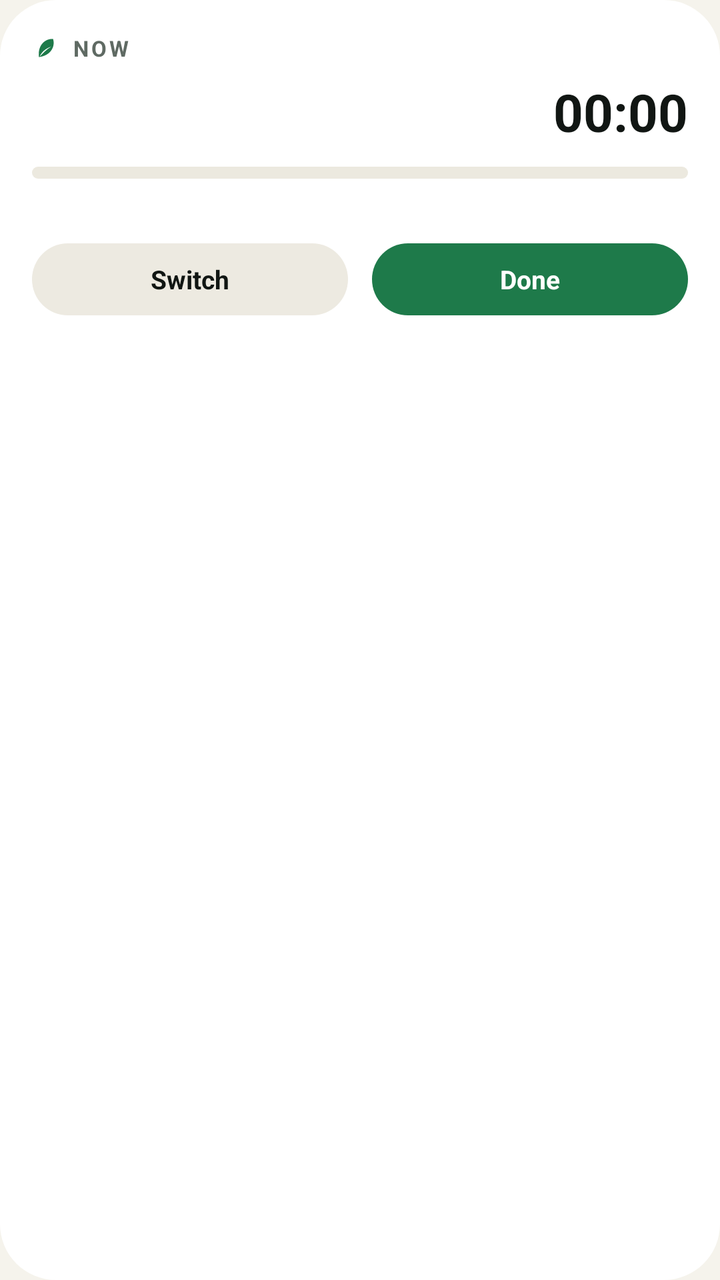
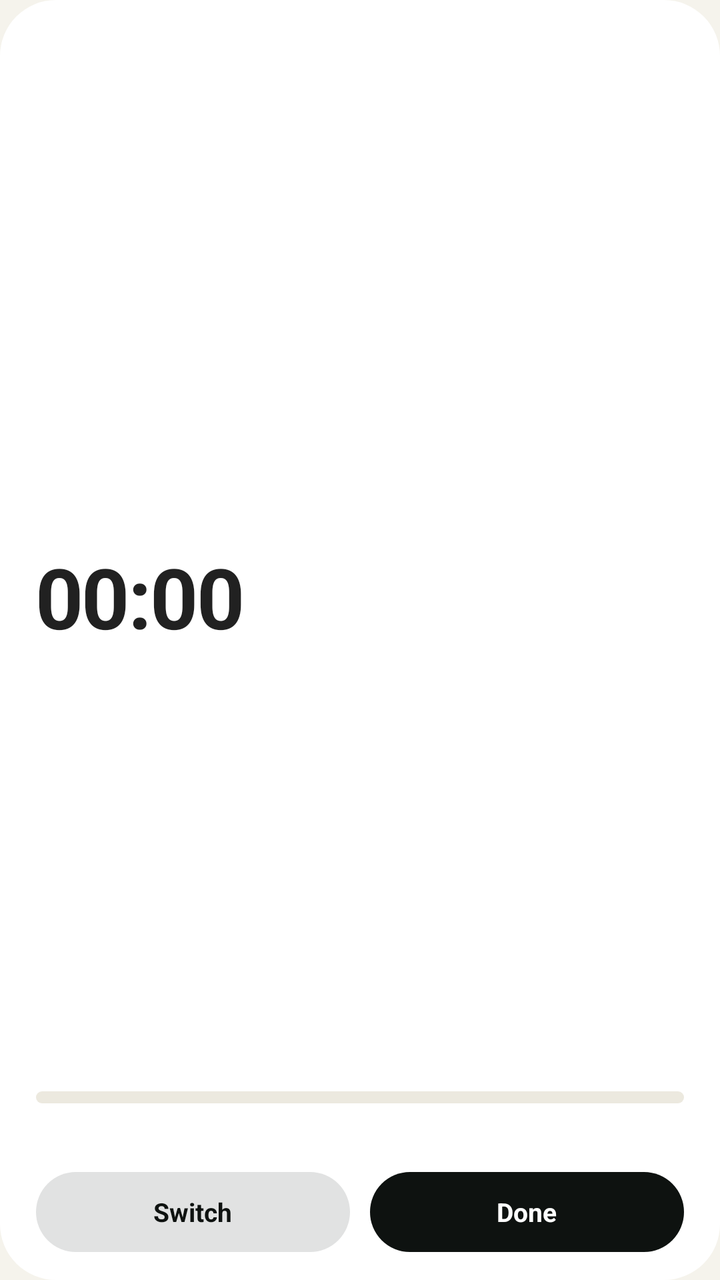

Two renders of the same Android screen: before a commit and after it. Below are the layout's source before the change and the commit's diff.
<!-- AndroidManifest.xml: application theme Theme.Seeds -->
<!-- res/layout/widget_now.xml -->
<?xml version="1.0" encoding="utf-8"?>
<LinearLayout xmlns:android="http://schemas.android.com/apk/res/android"
    android:id="@+id/root"
    android:layout_width="match_parent"
    android:layout_height="match_parent"
    android:background="@drawable/widget_bg"
    android:orientation="vertical"
    android:padding="16dp">

    <LinearLayout
        android:layout_width="match_parent"
        android:layout_height="wrap_content"
        android:gravity="center_vertical"
        android:orientation="horizontal">

        <ImageView
            android:layout_width="14dp"
            android:layout_height="14dp"
            android:contentDescription="@null"
            android:src="@drawable/ic_seeds_mark_brand" />

        <TextView
            android:id="@+id/label"
            android:layout_width="0dp"
            android:layout_height="wrap_content"
            android:layout_marginStart="6dp"
            android:layout_weight="1"
            android:letterSpacing="0.12"
            android:text="NOW"
            android:textColor="@color/widget_muted"
            android:textSize="11sp"
            android:textStyle="bold" />

        <TextView
            android:id="@+id/money"
            android:layout_width="wrap_content"
            android:layout_height="24dp"
            android:layout_marginEnd="8dp"
            android:background="@drawable/widget_money_pill"
            android:gravity="center"
            android:paddingHorizontal="10dp"
            android:textColor="#FF0E1210"
            android:textSize="11sp"
            android:textStyle="bold"
            android:visibility="gone" />

        <TextView
            android:id="@+id/score"
            android:layout_width="wrap_content"
            android:layout_height="wrap_content"
            android:textColor="@color/widget_ink"
            android:textSize="12sp"
            android:textStyle="bold" />
    </LinearLayout>

    <LinearLayout
        android:layout_width="match_parent"
        android:layout_height="wrap_content"
        android:layout_marginTop="6dp"
        android:gravity="center_vertical"
        android:orientation="horizontal">

        <ImageView
            android:id="@+id/dot"
            android:layout_width="10dp"
            android:layout_height="10dp"
            android:contentDescription="@null"
            android:src="@drawable/widget_dot" />

        <TextView
            android:id="@+id/seed_name"
            android:layout_width="0dp"
            android:layout_height="wrap_content"
            android:layout_marginStart="8dp"
            android:layout_weight="1"
            android:ellipsize="end"
            android:maxLines="1"
            android:textColor="@color/widget_ink"
            android:textSize="15sp"
            android:textStyle="bold" />

        <Chronometer
            android:id="@+id/timer"
            android:layout_width="wrap_content"
            android:layout_height="wrap_content"
            android:fontFeatureSettings="tnum"
            android:textColor="@color/widget_ink"
            android:textSize="26sp"
            android:textStyle="bold" />
    </LinearLayout>

    <ProgressBar
        android:id="@+id/progress"
        style="@android:style/Widget.ProgressBar.Horizontal"
        android:layout_width="match_parent"
        android:layout_height="6dp"
        android:layout_marginTop="10dp"
        android:max="1000"
        android:progressDrawable="@drawable/widget_progress" />

    <TextView
        android:id="@+id/detail"
        android:layout_width="match_parent"
        android:layout_height="wrap_content"
        android:layout_marginTop="6dp"
        android:ellipsize="end"
        android:maxLines="1"
        android:textColor="@color/widget_muted"
        android:textSize="12sp" />

    <LinearLayout
        android:id="@+id/actions_active"
        android:layout_width="match_parent"
        android:layout_height="wrap_content"
        android:layout_marginTop="10dp"
        android:orientation="horizontal">

        <TextView
            android:id="@+id/btn_switch"
            android:layout_width="0dp"
            android:layout_height="36dp"
            android:layout_marginEnd="6dp"
            android:layout_weight="1"
            android:background="@drawable/widget_chip"
            android:gravity="center"
            android:text="Switch"
            android:textColor="@color/widget_ink"
            android:textSize="13sp"
            android:textStyle="bold" />

        <TextView
            android:id="@+id/btn_stop"
            android:layout_width="0dp"
            android:layout_height="36dp"
            android:layout_marginStart="6dp"
            android:layout_weight="1"
            android:background="@drawable/widget_btn_accent"
            android:gravity="center"
            android:text="Done"
            android:textColor="@color/widget_on_accent"
            android:textSize="13sp"
            android:textStyle="bold" />
    </LinearLayout>

    <LinearLayout
        android:id="@+id/actions_idle"
        android:layout_width="match_parent"
        android:layout_height="wrap_content"
        android:layout_marginTop="10dp"
        android:orientation="horizontal"
        android:visibility="gone">

        <TextView
            android:id="@+id/chip1"
            android:layout_width="0dp"
            android:layout_height="36dp"
            android:layout_weight="1"
            android:background="@drawable/widget_chip"
            android:ellipsize="end"
            android:gravity="center"
            android:maxLines="1"
            android:paddingHorizontal="8dp"
            android:textColor="@color/widget_ink"
            android:textSize="12sp"
            android:textStyle="bold" />

        <TextView
            android:id="@+id/chip2"
            android:layout_width="0dp"
            android:layout_height="36dp"
            android:layout_marginStart="6dp"
            android:layout_weight="1"
            android:background="@drawable/widget_chip"
            android:ellipsize="end"
            android:gravity="center"
            android:maxLines="1"
            android:paddingHorizontal="8dp"
            android:textColor="@color/widget_ink"
            android:textSize="12sp"
            android:textStyle="bold" />

        <TextView
            android:id="@+id/chip3"
            android:layout_width="0dp"
            android:layout_height="36dp"
            android:layout_marginStart="6dp"
            android:layout_weight="1"
            android:background="@drawable/widget_btn_accent"
            android:gravity="center"
            android:maxLines="1"
            android:text="More"
            android:textColor="@color/widget_on_accent"
            android:textSize="12sp"
            android:textStyle="bold" />
    </LinearLayout>
</LinearLayout>
<!-- resources referenced by this layout -->
<resources>
  <color name="widget_ink">#111613</color>
  <color name="widget_muted">#5F6A63</color>
  <color name="widget_on_accent">#FFFFFF</color>
  <!-- drawable ic_seeds_mark_brand (drawable) -->
  <?xml version="1.0" encoding="utf-8"?>
  <vector xmlns:android="http://schemas.android.com/apk/res/android"
      android:width="24dp" android:height="24dp"
      android:viewportWidth="56" android:viewportHeight="56">
      <group android:translateX="-26" android:translateY="-26">
          <group android:pivotX="54" android:pivotY="54" android:rotation="38">
              <path android:fillColor="@color/widget_accent" android:fillType="evenOdd"
                  android:pathData="M54,31 C67,40 71,60 54,77 C37,60 41,40 54,31 Z M54.6,76 C52,66 54,55 60.5,45.5 C56.5,55.5 55.6,65.5 54.6,76 Z" />
          </group>
      </group>
  </vector>
  <!-- drawable widget_bg (drawable) -->
  <?xml version="1.0" encoding="utf-8"?>
  <shape xmlns:android="http://schemas.android.com/apk/res/android" android:shape="rectangle">
      <solid android:color="@color/widget_bg" />
      <corners android:radius="28dp" />
  </shape>
  <!-- drawable widget_btn_accent (drawable) -->
  <?xml version="1.0" encoding="utf-8"?>
  <shape xmlns:android="http://schemas.android.com/apk/res/android" android:shape="rectangle">
      <solid android:color="@color/widget_accent" />
      <corners android:radius="999dp" />
  </shape>
  <!-- drawable widget_chip (drawable) -->
  <?xml version="1.0" encoding="utf-8"?>
  <shape xmlns:android="http://schemas.android.com/apk/res/android" android:shape="rectangle">
      <solid android:color="@color/widget_chip" />
      <corners android:radius="999dp" />
  </shape>
  <!-- drawable widget_dot (drawable) -->
  <?xml version="1.0" encoding="utf-8"?>
  <shape xmlns:android="http://schemas.android.com/apk/res/android" android:shape="oval">
      <solid android:color="#FFFFFFFF" />
      <size android:width="10dp" android:height="10dp" />
  </shape>
  <!-- drawable widget_money_pill (drawable) -->
  <?xml version="1.0" encoding="utf-8"?>
  <shape xmlns:android="http://schemas.android.com/apk/res/android" android:shape="rectangle">
      <solid android:color="#FFFFD166" />
      <corners android:radius="999dp" />
  </shape>
  <style name="Theme.Seeds" parent="android:Theme.Material.Light.NoActionBar">
          <item name="android:windowBackground">@color/seeds_paper</item>
          <item name="android:statusBarColor">@android:color/transparent</item>
          <item name="android:navigationBarColor">@android:color/transparent</item>
      </style>
  <color name="widget_accent">#1E7A4A</color>
  <color name="widget_bg">#FFFFFF</color>
  <color name="widget_chip">#EDEAE1</color>
  <color name="widget_track">#ECE9DF</color>
  <color name="seeds_paper">#F5F3EC</color>
  <!-- unchanged entries left out for length: 1 -->
</resources>

<!-- the commit's change to res/layout/widget_now.xml (unified diff, before → after) -->
@@ -1,196 +1,217 @@
 <?xml version="1.0" encoding="utf-8"?>
-<LinearLayout xmlns:android="http://schemas.android.com/apk/res/android"
-    android:id="@+id/root"
+<FrameLayout xmlns:android="http://schemas.android.com/apk/res/android"
+    android:id="@android:id/background"
     android:layout_width="match_parent"
     android:layout_height="match_parent"
-    android:background="@drawable/widget_bg"
-    android:orientation="vertical"
-    android:padding="16dp">
+    android:clipToOutline="true">
+
+    <ImageView
+        android:id="@+id/bg"
+        android:layout_width="match_parent"
+        android:layout_height="match_parent"
+        android:contentDescription="@null"
+        android:scaleType="fitXY"
+        android:src="@drawable/widget_shape" />
 
     <LinearLayout
         android:layout_width="match_parent"
-        android:layout_height="wrap_content"
-        android:gravity="center_vertical"
-        android:orientation="horizontal">
-
-        <ImageView
-            android:layout_width="14dp"
-            android:layout_height="14dp"
-            android:contentDescription="@null"
-            android:src="@drawable/ic_seeds_mark_brand" />
+        android:layout_height="match_parent"
+        android:orientation="vertical"
+        android:paddingHorizontal="18dp"
+        android:paddingTop="16dp"
+        android:paddingBottom="14dp">
+
+        <LinearLayout
+            android:layout_width="match_parent"
+            android:layout_height="wrap_content"
+            android:gravity="center_vertical"
+            android:orientation="horizontal">
+
+            <ImageView
+                android:id="@+id/mark"
+                android:layout_width="14dp"
+                android:layout_height="14dp"
+                android:contentDescription="@null"
+                android:src="@drawable/ic_seeds_mark" />
+
+            <TextView
+                android:id="@+id/label"
+                android:layout_width="0dp"
+                android:layout_height="wrap_content"
+                android:layout_marginStart="6dp"
+                android:layout_weight="1"
+                android:letterSpacing="0.12"
+                android:maxLines="1"
+                android:textSize="11sp"
+                android:textStyle="bold" />
+
+            <TextView
+                android:id="@+id/money"
+                android:layout_width="wrap_content"
+                android:layout_height="22dp"
+                android:layout_marginEnd="8dp"
+                android:background="@drawable/widget_money_pill"
+                android:gravity="center"
+                android:paddingHorizontal="9dp"
+                android:textColor="#FF0E1210"
+                android:textSize="11sp"
+                android:textStyle="bold"
+                android:visibility="gone" />
+
+            <TextView
+                android:id="@+id/score"
+                android:layout_width="wrap_content"
+                android:layout_height="wrap_content"
+                android:textSize="12sp"
+                android:textStyle="bold" />
+        </LinearLayout>
+
+        
+        <LinearLayout
+            android:layout_width="match_parent"
+            android:layout_height="0dp"
+            android:layout_weight="1"
+            android:gravity="center_vertical"
+            android:orientation="vertical">
+
+            <TextView
+                android:id="@+id/seed_name"
+                android:layout_width="match_parent"
+                android:layout_height="wrap_content"
+                android:ellipsize="end"
+                android:maxLines="1"
+                android:textSize="17sp"
+                android:textStyle="bold" />
+
+            <Chronometer
+                android:id="@+id/timer"
+                android:layout_width="wrap_content"
+                android:layout_height="wrap_content"
+                android:fontFeatureSettings="tnum"
+                android:includeFontPadding="false"
+                android:letterSpacing="-0.02"
+                android:textSize="42sp"
+                android:textStyle="bold" />
+
+            <TextView
+                android:id="@+id/idle_big"
+                android:layout_width="wrap_content"
+                android:layout_height="wrap_content"
+                android:includeFontPadding="false"
+                android:textSize="30sp"
+                android:textStyle="bold"
+                android:visibility="gone" />
+        </LinearLayout>
+
+        <ProgressBar
+            android:id="@+id/progress"
+            style="@android:style/Widget.ProgressBar.Horizontal"
+            android:layout_width="match_parent"
+            android:layout_height="6dp"
+            android:max="1000"
+            android:progressDrawable="@drawable/widget_progress" />
+
+        <ProgressBar
+            android:id="@+id/progress_ink"
+            style="@android:style/Widget.ProgressBar.Horizontal"
+            android:layout_width="match_parent"
+            android:layout_height="6dp"
+            android:max="1000"
+            android:progressDrawable="@drawable/widget_progress_ink"
+            android:visibility="gone" />
 
         <TextView
-            android:id="@+id/label"
-            android:layout_width="0dp"
+            android:id="@+id/detail"
+            android:layout_width="match_parent"
             android:layout_height="wrap_content"
-            android:layout_marginStart="6dp"
-            android:layout_weight="1"
-            android:letterSpacing="0.12"
-            android:text="NOW"
-            android:textColor="@color/widget_muted"
-            android:textSize="11sp"
-            android:textStyle="bold" />
-
-        <TextView
-            android:id="@+id/money"
-            android:layout_width="wrap_content"
-            android:layout_height="24dp"
-            android:layout_marginEnd="8dp"
-            android:background="@drawable/widget_money_pill"
-            android:gravity="center"
-            android:paddingHorizontal="10dp"
-            android:textColor="#FF0E1210"
-            android:textSize="11sp"
-            android:textStyle="bold"
-            android:visibility="gone" />
-
-        <TextView
-            android:id="@+id/score"
-            android:layout_width="wrap_content"
-            android:layout_height="wrap_content"
-            android:textColor="@color/widget_ink"
-            android:textSize="12sp"
-            android:textStyle="bold" />
-    </LinearLayout>
-
-    <LinearLayout
-        android:layout_width="match_parent"
-        android:layout_height="wrap_content"
-        android:layout_marginTop="6dp"
-        android:gravity="center_vertical"
-        android:orientation="horizontal">
-
-        <ImageView
-            android:id="@+id/dot"
-            android:layout_width="10dp"
-            android:layout_height="10dp"
-            android:contentDescription="@null"
-            android:src="@drawable/widget_dot" />
-
-        <TextView
-            android:id="@+id/seed_name"
-            android:layout_width="0dp"
-            android:layout_height="wrap_content"
-            android:layout_marginStart="8dp"
-            android:layout_weight="1"
+            android:layout_marginTop="6dp"
             android:ellipsize="end"
             android:maxLines="1"
-            android:textColor="@color/widget_ink"
-            android:textSize="15sp"
-            android:textStyle="bold" />
-
-        <Chronometer
-            android:id="@+id/timer"
-            android:layout_width="wrap_content"
-            android:layout_height="wrap_content"
-            android:fontFeatureSettings="tnum"
-            android:textColor="@color/widget_ink"
-            android:textSize="26sp"
-            android:textStyle="bold" />
+            android:textSize="12sp" />
+
+        <LinearLayout
+            android:id="@+id/actions_active"
+            android:layout_width="match_parent"
+            android:layout_height="40dp"
+            android:layout_marginTop="12dp"
+            android:orientation="horizontal">
+
+            <TextView
+                android:id="@+id/btn_switch"
+                android:layout_width="0dp"
+                android:layout_height="match_parent"
+                android:layout_marginEnd="5dp"
+                android:layout_weight="1"
+                android:background="@drawable/widget_pill_ink_soft"
+                android:gravity="center"
+                android:text="Switch"
+                android:textColor="#FF0E1210"
+                android:textSize="13sp"
+                android:textStyle="bold" />
+
+            <TextView
+                android:id="@+id/btn_stop"
+                android:layout_width="0dp"
+                android:layout_height="match_parent"
+                android:layout_marginStart="5dp"
+                android:layout_weight="1"
+                android:background="@drawable/widget_pill_ink"
+                android:gravity="center"
+                android:text="Done"
+                android:textColor="#FFFFFFFF"
+                android:textSize="13sp"
+                android:textStyle="bold" />
+        </LinearLayout>
+
+        <LinearLayout
+            android:id="@+id/actions_idle"
+            android:layout_width="match_parent"
+            android:layout_height="40dp"
+            android:layout_marginTop="12dp"
+            android:orientation="horizontal"
+            android:visibility="gone">
+
+            <TextView
+                android:id="@+id/chip1"
+                android:layout_width="0dp"
+                android:layout_height="match_parent"
+                android:layout_weight="1"
+                android:background="@drawable/widget_chip"
+                android:ellipsize="end"
+                android:gravity="center"
+                android:maxLines="1"
+                android:paddingHorizontal="8dp"
+                android:textColor="@color/widget_ink"
+                android:textSize="12sp"
+                android:textStyle="bold" />
+
+            <TextView
+                android:id="@+id/chip2"
+                android:layout_width="0dp"
+                android:layout_height="match_parent"
+                android:layout_marginStart="6dp"
+                android:layout_weight="1"
+                android:background="@drawable/widget_chip"
+                android:ellipsize="end"
+                android:gravity="center"
+                android:maxLines="1"
+                android:paddingHorizontal="8dp"
+                android:textColor="@color/widget_ink"
+                android:textSize="12sp"
+                android:textStyle="bold" />
+
+            <TextView
+                android:id="@+id/chip3"
+                android:layout_width="wrap_content"
+                android:layout_height="match_parent"
+                android:layout_marginStart="6dp"
+                android:background="@drawable/widget_btn_accent"
+                android:gravity="center"
+                android:paddingHorizontal="16dp"
+                android:text="More"
+                android:textColor="@color/widget_on_accent"
+                android:textSize="12sp"
+                android:textStyle="bold" />
+        </LinearLayout>
     </LinearLayout>
-
-    <ProgressBar
-        android:id="@+id/progress"
-        style="@android:style/Widget.ProgressBar.Horizontal"
-        android:layout_width="match_parent"
-        android:layout_height="6dp"
-        android:layout_marginTop="10dp"
-        android:max="1000"
-        android:progressDrawable="@drawable/widget_progress" />
-
-    <TextView
-        android:id="@+id/detail"
-        android:layout_width="match_parent"
-        android:layout_height="wrap_content"
-        android:layout_marginTop="6dp"
-        android:ellipsize="end"
-        android:maxLines="1"
-        android:textColor="@color/widget_muted"
-        android:textSize="12sp" />
-
-    <LinearLayout
-        android:id="@+id/actions_active"
-        android:layout_width="match_parent"
-        android:layout_height="wrap_content"
-        android:layout_marginTop="10dp"
-        android:orientation="horizontal">
-
-        <TextView
-            android:id="@+id/btn_switch"
-            android:layout_width="0dp"
-            android:layout_height="36dp"
-            android:layout_marginEnd="6dp"
-            android:layout_weight="1"
-            android:background="@drawable/widget_chip"
-            android:gravity="center"
-            android:text="Switch"
-            android:textColor="@color/widget_ink"
-            android:textSize="13sp"
-            android:textStyle="bold" />
-
-        <TextView
-            android:id="@+id/btn_stop"
-            android:layout_width="0dp"
-            android:layout_height="36dp"
-            android:layout_marginStart="6dp"
-            android:layout_weight="1"
-            android:background="@drawable/widget_btn_accent"
-            android:gravity="center"
-            android:text="Done"
-            android:textColor="@color/widget_on_accent"
-            android:textSize="13sp"
-            android:textStyle="bold" />
-    </LinearLayout>
-
-    <LinearLayout
-        android:id="@+id/actions_idle"
-        android:layout_width="match_parent"
-        android:layout_height="wrap_content"
-        android:layout_marginTop="10dp"
-        android:orientation="horizontal"
-        android:visibility="gone">
-
-        <TextView
-            android:id="@+id/chip1"
-            android:layout_width="0dp"
-            android:layout_height="36dp"
-            android:layout_weight="1"
-            android:background="@drawable/widget_chip"
-            android:ellipsize="end"
-            android:gravity="center"
-            android:maxLines="1"
-            android:paddingHorizontal="8dp"
-            android:textColor="@color/widget_ink"
-            android:textSize="12sp"
-            android:textStyle="bold" />
-
-        <TextView
-            android:id="@+id/chip2"
-            android:layout_width="0dp"
-            android:layout_height="36dp"
-            android:layout_marginStart="6dp"
-            android:layout_weight="1"
-            android:background="@drawable/widget_chip"
-            android:ellipsize="end"
-            android:gravity="center"
-            android:maxLines="1"
-            android:paddingHorizontal="8dp"
-            android:textColor="@color/widget_ink"
-            android:textSize="12sp"
-            android:textStyle="bold" />
-
-        <TextView
-            android:id="@+id/chip3"
-            android:layout_width="0dp"
-            android:layout_height="36dp"
-            android:layout_marginStart="6dp"
-            android:layout_weight="1"
-            android:background="@drawable/widget_btn_accent"
-            android:gravity="center"
-            android:maxLines="1"
-            android:text="More"
-            android:textColor="@color/widget_on_accent"
-            android:textSize="12sp"
-            android:textStyle="bold" />
-    </LinearLayout>
-</LinearLayout>
+</FrameLayout>
<!-- resource entries referenced after the edit -->
@@ -1,26 +1,19 @@
 <!-- resources referenced by this layout -->
 <resources>
   <color name="widget_ink">#111613</color>
-  <color name="widget_muted">#5F6A63</color>
   <color name="widget_on_accent">#FFFFFF</color>
-  <!-- drawable ic_seeds_mark_brand (drawable) -->
+  <!-- drawable ic_seeds_mark (drawable) -->
   <?xml version="1.0" encoding="utf-8"?>
   <vector xmlns:android="http://schemas.android.com/apk/res/android"
       android:width="24dp" android:height="24dp"
       android:viewportWidth="56" android:viewportHeight="56">
       <group android:translateX="-26" android:translateY="-26">
           <group android:pivotX="54" android:pivotY="54" android:rotation="38">
-              <path android:fillColor="@color/widget_accent" android:fillType="evenOdd"
+              <path android:fillColor="#FFFFFFFF" android:fillType="evenOdd"
                   android:pathData="M54,31 C67,40 71,60 54,77 C37,60 41,40 54,31 Z M54.6,76 C52,66 54,55 60.5,45.5 C56.5,55.5 55.6,65.5 54.6,76 Z" />
           </group>
       </group>
   </vector>
-  <!-- drawable widget_bg (drawable) -->
-  <?xml version="1.0" encoding="utf-8"?>
-  <shape xmlns:android="http://schemas.android.com/apk/res/android" android:shape="rectangle">
-      <solid android:color="@color/widget_bg" />
-      <corners android:radius="28dp" />
-  </shape>
   <!-- drawable widget_btn_accent (drawable) -->
   <?xml version="1.0" encoding="utf-8"?>
   <shape xmlns:android="http://schemas.android.com/apk/res/android" android:shape="rectangle">
@@ -33,17 +26,47 @@
       <solid android:color="@color/widget_chip" />
       <corners android:radius="999dp" />
   </shape>
-  <!-- drawable widget_dot (drawable) -->
-  <?xml version="1.0" encoding="utf-8"?>
-  <shape xmlns:android="http://schemas.android.com/apk/res/android" android:shape="oval">
-      <solid android:color="#FFFFFFFF" />
-      <size android:width="10dp" android:height="10dp" />
-  </shape>
   <!-- drawable widget_money_pill (drawable) -->
   <?xml version="1.0" encoding="utf-8"?>
   <shape xmlns:android="http://schemas.android.com/apk/res/android" android:shape="rectangle">
       <solid android:color="#FFFFD166" />
       <corners android:radius="999dp" />
+  </shape>
+  <!-- drawable widget_pill_ink (drawable) -->
+  <?xml version="1.0" encoding="utf-8"?>
+  <shape xmlns:android="http://schemas.android.com/apk/res/android" android:shape="rectangle">
+      <solid android:color="#FF0E1210" />
+      <corners android:radius="999dp" />
+  </shape>
+  <!-- drawable widget_pill_ink_soft (drawable) -->
+  <?xml version="1.0" encoding="utf-8"?>
+  <shape xmlns:android="http://schemas.android.com/apk/res/android" android:shape="rectangle">
+      <solid android:color="#1F0E1210" />
+      <corners android:radius="999dp" />
+  </shape>
+  <!-- drawable widget_progress_ink (drawable) -->
+  <?xml version="1.0" encoding="utf-8"?>
+  <layer-list xmlns:android="http://schemas.android.com/apk/res/android">
+      <item android:id="@android:id/background">
+          <shape android:shape="rectangle">
+              <solid android:color="#260E1210" />
+              <corners android:radius="999dp" />
+          </shape>
+      </item>
+      <item android:id="@android:id/progress">
+          <clip>
+              <shape android:shape="rectangle">
+                  <solid android:color="#FF0E1210" />
+                  <corners android:radius="999dp" />
+              </shape>
+          </clip>
+      </item>
+  </layer-list>
+  <!-- drawable widget_shape (drawable) -->
+  <?xml version="1.0" encoding="utf-8"?>
+  <shape xmlns:android="http://schemas.android.com/apk/res/android" android:shape="rectangle">
+      <solid android:color="#FFFFFFFF" />
+      <corners android:radius="28dp" />
   </shape>
   <style name="Theme.Seeds" parent="android:Theme.Material.Light.NoActionBar">
           <item name="android:windowBackground">@color/seeds_paper</item>
@@ -51,7 +74,6 @@
           <item name="android:navigationBarColor">@android:color/transparent</item>
       </style>
   <color name="widget_accent">#1E7A4A</color>
-  <color name="widget_bg">#FFFFFF</color>
   <color name="widget_chip">#EDEAE1</color>
   <color name="widget_track">#ECE9DF</color>
   <color name="seeds_paper">#F5F3EC</color>
